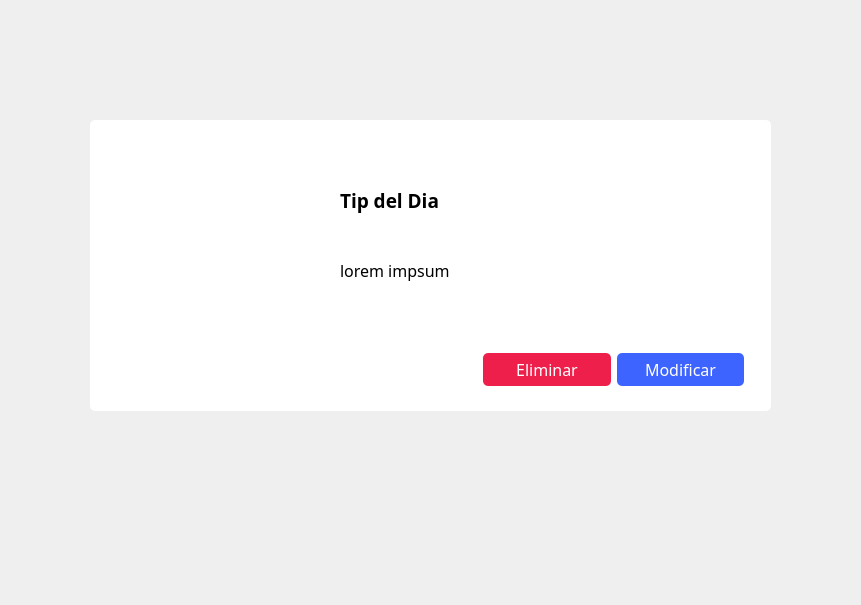
This is hospital-Core/Widgets/Administrador/administrador_info_tip.ui in MrDanielG/Hospital-SCRUM as Qt 5 draws it before an edit. The edited form follows.
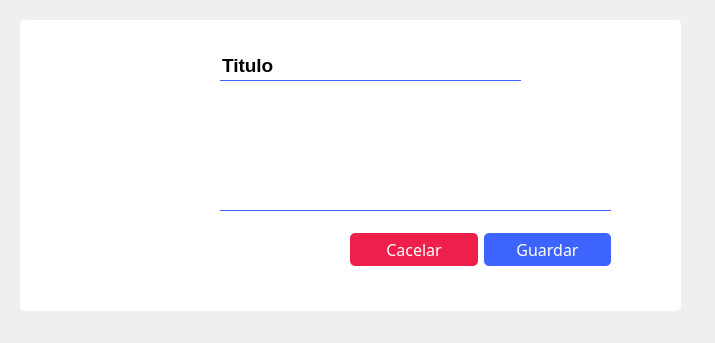
This is the edited form. Icons and pictures are not drawn.

```diff
--- a/hospital-Core/Widgets/Administrador/administrador_info_tip.ui
+++ b/hospital-Core/Widgets/Administrador/administrador_info_tip.ui
@@ -6,8 +6,8 @@
    <rect>
     <x>0</x>
     <y>0</y>
-    <width>861</width>
-    <height>605</height>
+    <width>715</width>
+    <height>343</height>
    </rect>
   </property>
   <property name="windowTitle">
@@ -16,9 +16,9 @@
   <widget class="QLabel" name="label">
    <property name="geometry">
     <rect>
-     <x>90</x>
-     <y>120</y>
-     <width>681</width>
+     <x>20</x>
+     <y>20</y>
+     <width>661</width>
      <height>291</height>
     </rect>
    </property>
@@ -34,8 +34,8 @@
   <widget class="QLabel" name="img">
    <property name="geometry">
     <rect>
-     <x>160</x>
-     <y>190</y>
+     <x>40</x>
+     <y>60</y>
      <width>150</width>
      <height>150</height>
     </rect>
@@ -50,53 +50,11 @@
     <bool>true</bool>
    </property>
   </widget>
-  <widget class="QLabel" name="label_3">
-   <property name="geometry">
-    <rect>
-     <x>340</x>
-     <y>185</y>
-     <width>151</width>
-     <height>31</height>
-    </rect>
-   </property>
-   <property name="font">
-    <font>
-     <family>Montserrat SemiBold</family>
-     <pointsize>14</pointsize>
-     <weight>75</weight>
-     <bold>true</bold>
-    </font>
-   </property>
-   <property name="text">
-    <string>Tip del Dia</string>
-   </property>
-  </widget>
-  <widget class="QLabel" name="texto_tip">
-   <property name="geometry">
-    <rect>
-     <x>340</x>
-     <y>220</y>
-     <width>391</width>
-     <height>101</height>
-    </rect>
-   </property>
-   <property name="font">
-    <font>
-     <family>Montserrat Light</family>
-     <pointsize>12</pointsize>
-     <weight>50</weight>
-     <bold>false</bold>
-    </font>
-   </property>
-   <property name="text">
-    <string>lorem impsum</string>
-   </property>
-  </widget>
   <widget class="QWidget" name="layoutWidget">
    <property name="geometry">
     <rect>
-     <x>483</x>
-     <y>350</y>
+     <x>350</x>
+     <y>230</y>
      <width>261</width>
      <height>39</height>
     </rect>
@@ -131,7 +89,7 @@
 }</string>
       </property>
       <property name="text">
-       <string>Eliminar</string>
+       <string>Cacelar</string>
       </property>
      </widget>
     </item>
@@ -164,12 +122,65 @@
 }</string>
       </property>
       <property name="text">
-       <string>Modificar</string>
+       <string>Guardar</string>
       </property>
      </widget>
     </item>
    </layout>
   </widget>
+  <widget class="QTextEdit" name="textEditDes">
+   <property name="geometry">
+    <rect>
+     <x>220</x>
+     <y>100</y>
+     <width>391</width>
+     <height>111</height>
+    </rect>
+   </property>
+   <property name="sizePolicy">
+    <sizepolicy hsizetype="Fixed" vsizetype="Fixed">
+     <horstretch>0</horstretch>
+     <verstretch>0</verstretch>
+    </sizepolicy>
+   </property>
+   <property name="font">
+    <font>
+     <pointsize>13</pointsize>
+    </font>
+   </property>
+   <property name="styleSheet">
+    <string notr="true">background: transparent;
+border: none;
+color: black;
+border-bottom: 1px solid #3E64FF;</string>
+   </property>
+  </widget>
+  <widget class="QLineEdit" name="lineEditNom">
+   <property name="geometry">
+    <rect>
+     <x>220</x>
+     <y>50</y>
+     <width>301</width>
+     <height>31</height>
+    </rect>
+   </property>
+   <property name="font">
+    <font>
+     <pointsize>14</pointsize>
+     <weight>75</weight>
+     <bold>true</bold>
+    </font>
+   </property>
+   <property name="styleSheet">
+    <string notr="true">background: transparent;
+border: none;
+color: black;
+border-bottom: 1px solid #3E64FF;</string>
+   </property>
+   <property name="text">
+    <string>Titulo</string>
+   </property>
+  </widget>
  </widget>
  <resources>
   <include location="../../resources.qrc"/>
```
Left out of the diff: 4 changed lines with no effect on the pictures.
